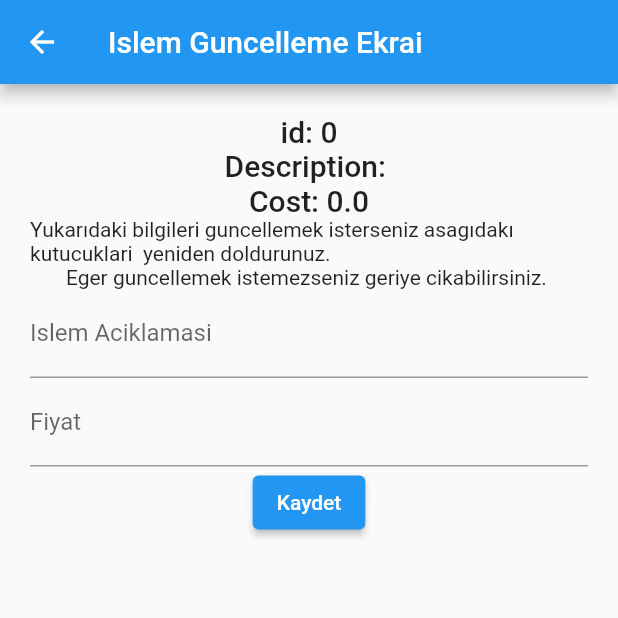
After one commit to selmanterzioglu/gelir-gider-takip-mobil-uygulama, a Flutter app: the screen it shows after launch, item 2 of the bottom bar chosen, after a tap on "Kaydet", on a phone screen of 412 x 824 dp, the top half of it. The commit adds this screen. Run offline on Flutter 3.47's test engine with Material 2 defaults, Android fonts, the light colour scheme and no system bars.

Commit message:
updated all files with column errors

```diff
--- a/lib/main.dart
+++ b/lib/main.dart
@@ -4,6 +4,7 @@ import 'package:flutter/material.dart';
 import 'package:kisisel_muhasebe_programi/account.dart';
 import 'package:kisisel_muhasebe_programi/progress_add.dart';
 import 'package:kisisel_muhasebe_programi/progress_delete.dart';
+import 'package:kisisel_muhasebe_programi/progress_update.dart';
 
 void main() => runApp(MyApp());
 
@@ -11,6 +12,7 @@ class MyApp extends StatelessWidget {
   @override
   Widget build(BuildContext context) {
     return MaterialApp(
+      debugShowCheckedModeBanner: false,
       home: HomeScreen(),
     );
   }
@@ -49,6 +51,11 @@ class _HomeScreen extends State {
     Route route = MaterialPageRoute(builder: (context) =>AccountProcessDelete(accountProcessList, selectedAccountProcess));
     Navigator.push(context, route).then((onGoBack));
   }
+  void navigateUpdateProcessPage(){
+    Route route = MaterialPageRoute(builder: (context) =>AccountProcessUpdate(accountProcessList, selectedAccountProcess));
+    Navigator.push(context, route).then((onGoBack));
+  }
+
   FutureOr onGoBack(dynamic value){
     setState(() {});
   }
@@ -113,7 +120,7 @@ class _HomeScreen extends State {
                   ],
                 ),
                 onPressed: () {
-                  print("Guncelle butonuna basildi.");
+                  navigateUpdateProcessPage();
                 },
               ),
             ),
--- /dev/null
+++ b/lib/progress_update.dart
@@ -0,0 +1,91 @@
+import 'package:flutter/material.dart';
+
+import 'account.dart';
+
+class AccountProcessUpdate extends StatefulWidget {
+
+  List<Account> accountProcessList = [];
+  Account selectedProcess = Account(0, "", 0.0);
+
+  AccountProcessUpdate(this.accountProcessList,  this.selectedProcess);
+
+  @override
+  State<StatefulWidget> createState() {
+    return _AccountProcessUpdateState(accountProcessList, selectedProcess);
+  }
+}
+
+class _AccountProcessUpdateState extends State<AccountProcessUpdate> {
+  var formKey = GlobalKey<FormState>();
+  List<Account> accountProcessList = [];
+  Account selectedProcess = Account(0, "", 0.0);
+
+  _AccountProcessUpdateState(this.accountProcessList, this.selectedProcess);
+
+  @override
+  Widget build(BuildContext context) {
+    return Scaffold(
+      appBar: AppBar(title: Text("Islem Guncelleme Ekrai"),),
+      body: Container(
+        margin: EdgeInsets.all(20.0),
+        child: Form(
+          key: formKey,
+          child: Column(
+            children: <Widget>[
+              buildTextFormField(),
+              buildDescriptionField(),
+              buildCostField(),
+              buildSubmitButton()
+            ],
+          ),
+        ),
+      ),
+    );
+  }
+
+  buildDescriptionField(){
+    return TextFormField(
+      decoration: InputDecoration(
+          labelText: "Islem Aciklamasi",
+          hintText: "Onceki deger: " + selectedProcess.description,
+      ),
+      onSaved: (String? value){
+        selectedProcess.description = value!;
+      },
+    );
+  }
+
+  Widget buildTextFormField(){
+    return Column(
+      children: [
+        Text("id: " + selectedProcess.id.toString(), style: Theme.of(context).textTheme.headline6),
+        Text("Description: " + selectedProcess.description, style: Theme.of(context).textTheme.headline6),
+        Text("Cost: " + selectedProcess.cost.toString(),  style: Theme.of(context).textTheme.headline6),
+        Text("Yukarıdaki bilgileri guncellemek isterseniz asagıdakı kutucuklari  yeniden doldurunuz."),
+        Text("Eger guncellemek istemezseniz geriye cikabilirsiniz. "),
+      ],
+    );
+  }
+  buildCostField(){
+    return TextFormField(
+      decoration: InputDecoration(
+          labelText: "Fiyat",
+          hintText: "Onceki  deger: " + selectedProcess.cost.toString(),
+      ),
+      onSaved: (String? value){
+        selectedProcess.cost = double.parse(value!);
+      },
+    );
+  }
+
+  Widget buildSubmitButton(){
+    return ElevatedButton(
+      child: Text("Kaydet"),
+      onPressed: (){
+        formKey.currentState?.save();
+        widget.accountProcessList[selectedProcess.id] = selectedProcess;
+        Navigator.pop(context);
+      },
+    );
+  }
+}
```
